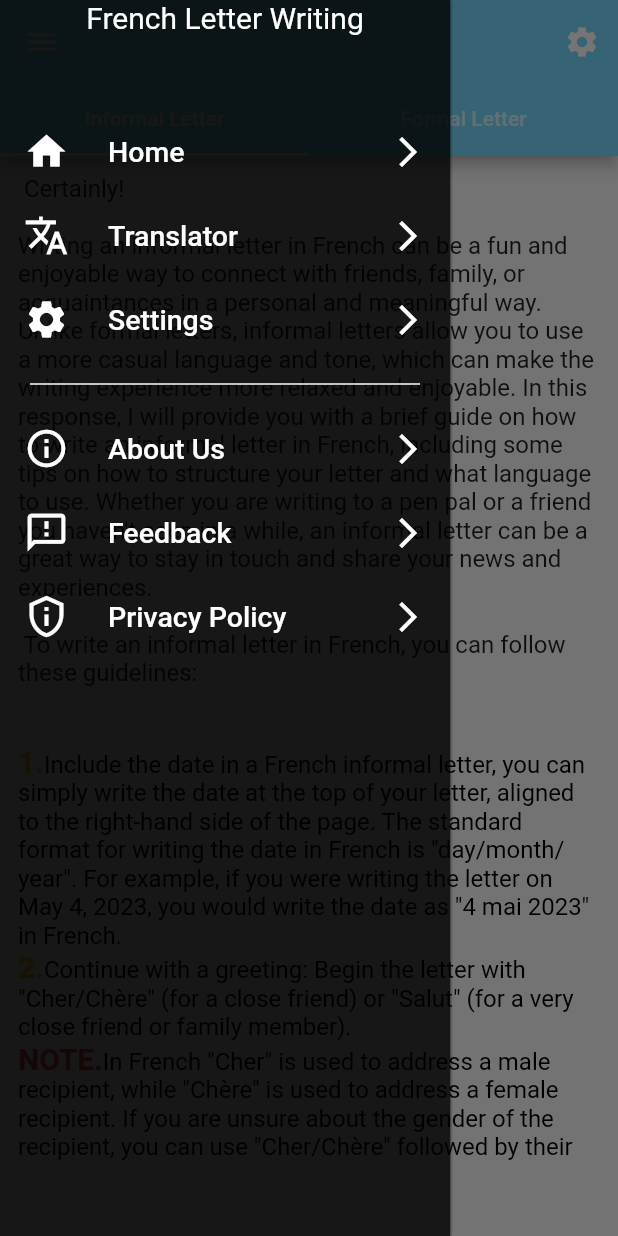
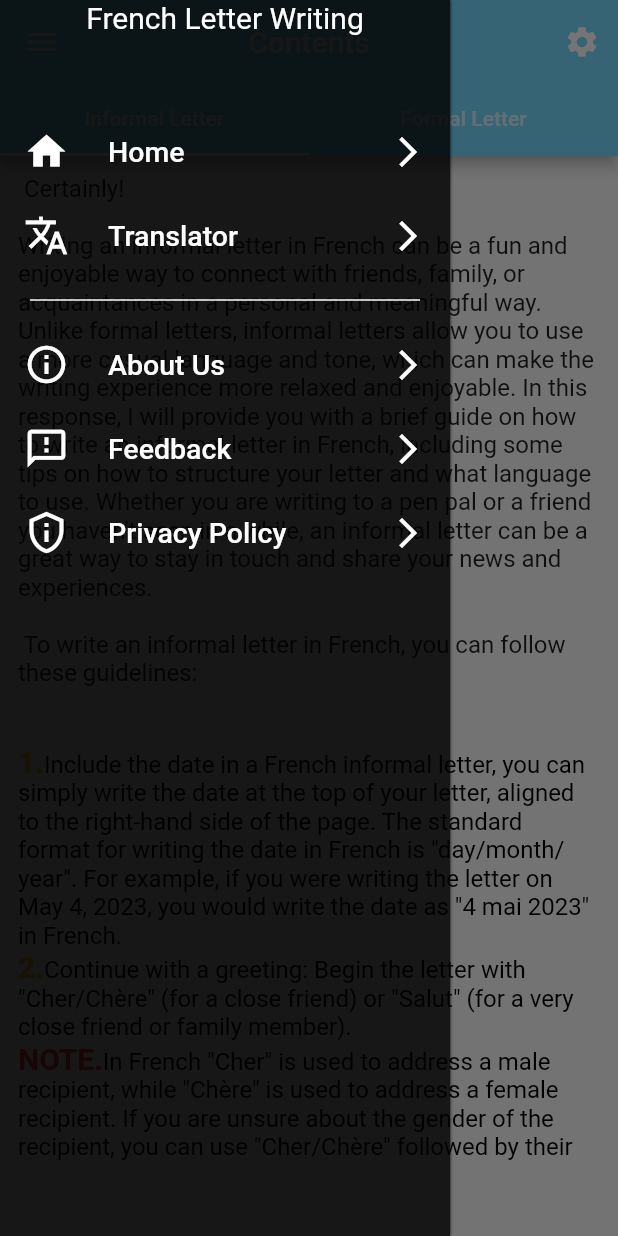
Before and after one commit to Bonnahjohn/french, a Flutter app: the screen it shows after launch, with the side drawer open, on a phone screen of 412 x 824 dp. Run offline on Flutter 3.47's test engine with Material 2 defaults, Android fonts, the phone set to English and light mode, and no system bars; our stand-ins replace get, google_mobile_ads; missing offline and left inert: translator, zoom_widget; network calls fail.

Commit message:
settings listile is remove from the app

```diff
--- a/lib/main.dart
+++ b/lib/main.dart
@@ -6,6 +6,7 @@ import 'package:french/screens/formal.dart';
 import 'package:french/screens/informal.dart';
 import 'package:french/screens/splash.dart';
 import 'package:google_mobile_ads/google_mobile_ads.dart';
+import 'package:get/get.dart';
 
 void main() {
   WidgetsFlutterBinding.ensureInitialized();
@@ -27,22 +28,17 @@ class MyApp extends StatefulWidget {
 class _MyAppState extends State<MyApp> {
   @override
   Widget build(BuildContext context) {
-    return MaterialApp(
+    return GetMaterialApp(
       debugShowCheckedModeBanner: false,
       home: DefaultTabController(
           length: 2,
           child: Scaffold(
             appBar: AppBar(
+              title: Text('Contents'),
+              centerTitle: true,
               backgroundColor: Color.fromRGBO(117, 218, 255, 1),
               actions: [
-                IconButton(
-                    onPressed: () {
-                      Navigator.push(
-                          context,
-                          MaterialPageRoute(
-                              builder: ((context) => Settings())));
-                    },
-                    icon: Icon(Icons.settings))
+                IconButton(onPressed: () {}, icon: Icon(Icons.settings))
               ],
               bottom: TabBar(indicatorColor: Colors.white, tabs: [
                 Tab(
--- a/lib/screens/drawer.dart
+++ b/lib/screens/drawer.dart
@@ -1,10 +1,12 @@
-// ignore_for_file: deprecated_member_use
+// ignore_for_file: deprecated_member_use, unused_import
 
 import 'package:flutter/material.dart';
+
 import 'package:url_launcher/url_launcher.dart';
 
 import 'feedback.dart';
 import 'translator.dart';
+import 'package:get/get.dart';
 
 class Burger extends StatefulWidget {
   const Burger({super.key});
@@ -76,30 +78,7 @@ class _BurgerState extends State<Burger> {
               color: Colors.white,
             ),
             onTap: () {
-              Navigator.push(context,
-                  MaterialPageRoute(builder: ((context) => Translator())));
-            },
-          ),
-          ListTile(
-            leading: Icon(
-              Icons.settings,
-              color: Colors.white,
-              size: 30,
-            ),
-            title: Text(
-              'Settings',
-              style: TextStyle(
-                color: Colors.white,
-                fontSize: 19,
-              ),
-            ),
-            trailing: Icon(
-              Icons.arrow_forward_ios_outlined,
-              color: Colors.white,
-            ),
-            onTap: () {
-              Navigator.push(context,
-                  MaterialPageRoute(builder: ((context) => Settings())));
+              Get.to(() => Translator());
             },
           ),
 
@@ -184,19 +163,3 @@ class _BurgerState extends State<Burger> {
     );
   }
 }
-
-// Settings file and its content  mmmmmmmmmmmmmmmmmmmm
-
-class Settings extends StatefulWidget {
-  const Settings({super.key});
-
-  @override
-  State<Settings> createState() => _SettingsState();
-}
-
-class _SettingsState extends State<Settings> {
-  @override
-  Widget build(BuildContext context) {
-    return Scaffold();
-  }
-}
--- a/pubspec.yaml
+++ b/pubspec.yaml
@@ -16,7 +16,7 @@ publish_to: "none" # Remove this line if you wish to publish to pub.dev
 # https://developer.apple.com/library/archive/documentation/General/Reference/InfoPlistKeyReference/Articles/CoreFoundationKeys.html
 # In Windows, build-name is used as the major, minor, and patch parts
 # of the product and file versions while build-number is used as the build suffix.
-version: 1.0.0+2
+version: 1.0.1+3
 
 environment:
   sdk: ">=2.19.6 <3.0.0"
@@ -39,7 +39,8 @@ dependencies:
   translator: ^0.1.7
   zoom_widget: ^2.0.1
   google_mobile_ads: ^3.0.0
-  change_app_package_name: ^1.1.0
+  # change_app_package_name: ^1.1.0
+  get: ^4.6.5
 
 dev_dependencies:
   flutter_test:
```
Also changed, not shown: pubspec.lock.
